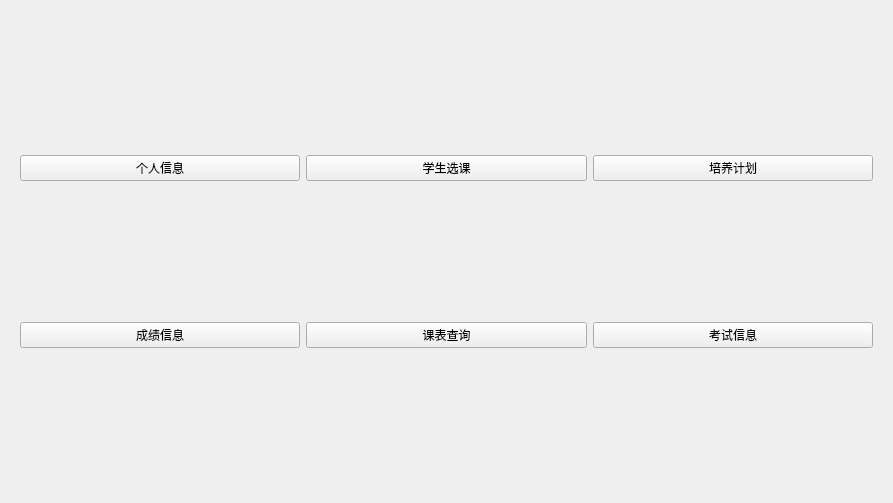
Above: student.ui from Database-Course-Developers/Educational_Administration_System before the change. Below: the same form after it.
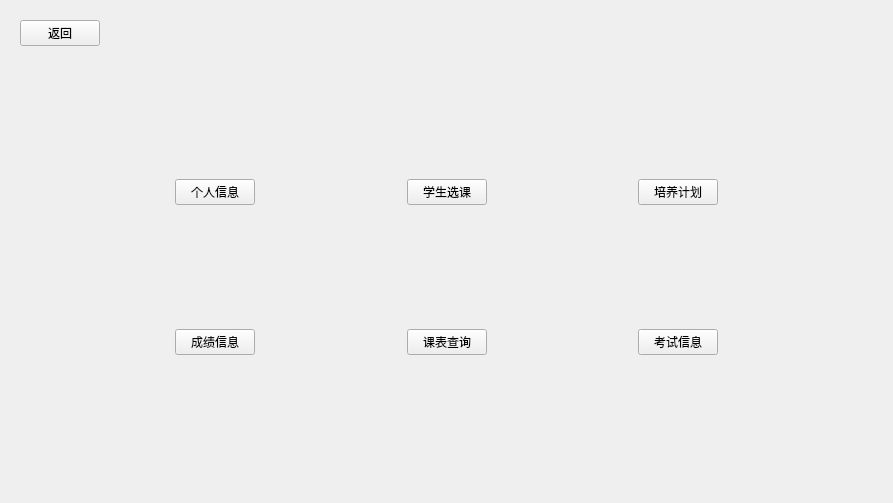
That is the form after the change. The open tabs and pages were chosen to show the change.

Commit message: 学生 修改

```diff
--- a/student.ui
+++ b/student.ui
@@ -20,47 +20,118 @@
       <number>6</number>
      </property>
      <widget class="QWidget" name="stuMainPage">
+      <layout class="QVBoxLayout" name="verticalLayout_5">
+       <item>
+        <widget class="QPushButton" name="pBStuBack">
+         <property name="sizePolicy">
+          <sizepolicy hsizetype="Fixed" vsizetype="Fixed">
+           <horstretch>0</horstretch>
+           <verstretch>0</verstretch>
+          </sizepolicy>
+         </property>
+         <property name="text">
+          <string>返回</string>
+         </property>
+        </widget>
+       </item>
+       <item>
+        <widget class="QWidget" name="widget_10" native="true">
       <layout class="QGridLayout" name="gridLayout">
+          <item row="1" column="1">
+           <widget class="QPushButton" name="pBStuGrade">
+            <property name="text">
+             <string>成绩信息</string>
+            </property>
+           </widget>
+          </item>
+          <item row="1" column="5">
+           <widget class="QPushButton" name="pBStuExam">
+            <property name="text">
+             <string>考试信息</string>
+            </property>
+           </widget>
+          </item>
+          <item row="1" column="3">
+           <widget class="QPushButton" name="pBStuTimetable">
+            <property name="text">
+             <string>课表查询</string>
+            </property>
+           </widget>
+          </item>
        <item row="0" column="0">
-        <widget class="QPushButton" name="pBStuInfo">
-         <property name="text">
-          <string>个人信息</string>
-         </property>
-        </widget>
-       </item>
-       <item row="0" column="1">
+           <spacer name="horizontalSpacer_27">
+            <property name="orientation">
+             <enum>Qt::Horizontal</enum>
+            </property>
+            <property name="sizeHint" stdset="0">
+             <size>
+              <width>40</width>
+              <height>20</height>
+             </size>
+            </property>
+           </spacer>
+          </item>
+          <item row="0" column="3">
         <widget class="QPushButton" name="pBStuCho">
          <property name="text">
           <string>学生选课</string>
          </property>
         </widget>
        </item>
-       <item row="0" column="2">
+          <item row="0" column="4">
+           <spacer name="horizontalSpacer_26">
+            <property name="orientation">
+             <enum>Qt::Horizontal</enum>
+            </property>
+            <property name="sizeHint" stdset="0">
+             <size>
+              <width>40</width>
+              <height>20</height>
+             </size>
+            </property>
+           </spacer>
+          </item>
+          <item row="0" column="1">
+           <widget class="QPushButton" name="pBStuInfo">
+            <property name="text">
+             <string>个人信息</string>
+            </property>
+           </widget>
+          </item>
+          <item row="0" column="5">
         <widget class="QPushButton" name="pBStuPlan">
          <property name="text">
           <string>培养计划</string>
          </property>
         </widget>
        </item>
-       <item row="1" column="0">
-        <widget class="QPushButton" name="pBStuGrade">
-         <property name="text">
-          <string>成绩信息</string>
-         </property>
-        </widget>
-       </item>
-       <item row="1" column="1">
-        <widget class="QPushButton" name="pBStuTimetable">
-         <property name="text">
-          <string>课表查询</string>
-         </property>
-        </widget>
-       </item>
-       <item row="1" column="2">
-        <widget class="QPushButton" name="pBStuExam">
-         <property name="text">
-          <string>考试信息</string>
-         </property>
+          <item row="0" column="2">
+           <spacer name="horizontalSpacer_25">
+            <property name="orientation">
+             <enum>Qt::Horizontal</enum>
+            </property>
+            <property name="sizeHint" stdset="0">
+             <size>
+              <width>40</width>
+              <height>20</height>
+             </size>
+            </property>
+           </spacer>
+          </item>
+          <item row="0" column="6">
+           <spacer name="horizontalSpacer_28">
+            <property name="orientation">
+             <enum>Qt::Horizontal</enum>
+            </property>
+            <property name="sizeHint" stdset="0">
+             <size>
+              <width>40</width>
+              <height>20</height>
+             </size>
+            </property>
+           </spacer>
+          </item>
+         </layout>
         </widget>
        </item>
       </layout>
```
Left out of the diff: 4 changed lines with no effect on the pictures. Lines whose indentation alone changed are shown as unchanged. The commit also changes 1 other file.
